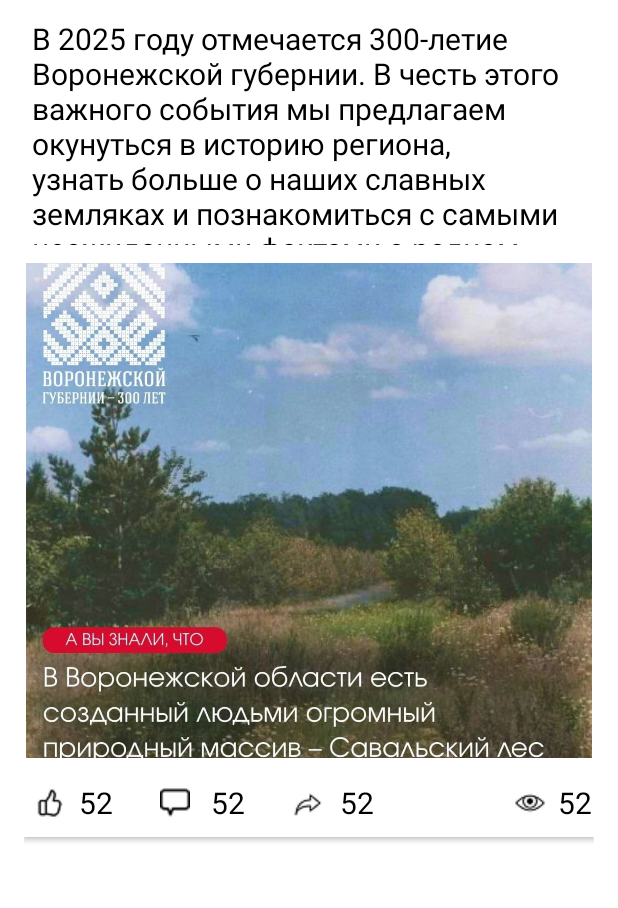
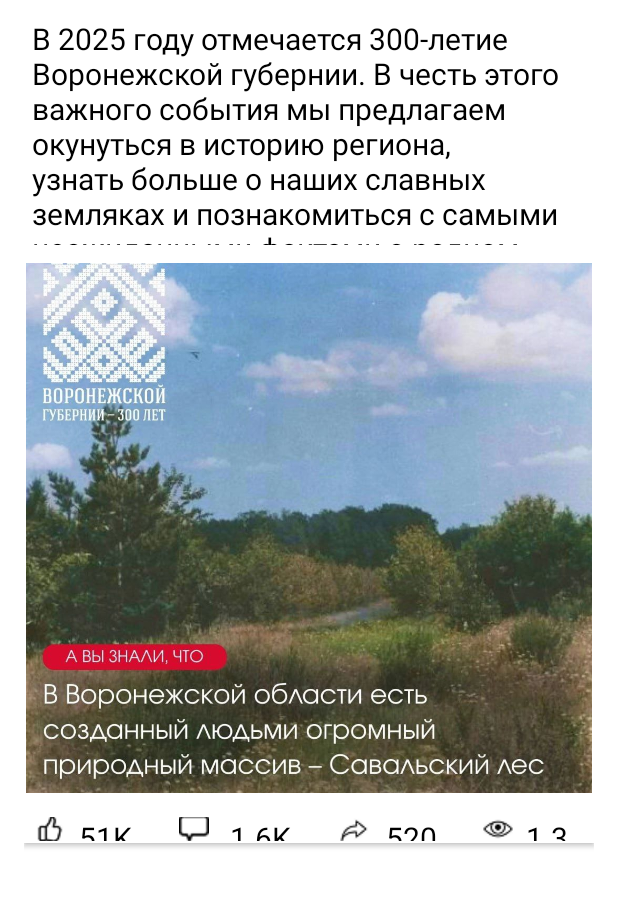
Before and after one commit to LiexeFace/123, an Android app: the screen it shows after launch (MainActivity2), on a phone screen of 412 x 824 dp, the part 243-1151 px from its top. Run offline under Robolectric (Android 15) with nearby library versions, the phone set to English and light mode, and no system bars.

Commit message:
Счетчик и клики

```diff
--- a/app/src/main/kotlin/ru/btpit/nmedia/MainActivity2.kt
+++ b/app/src/main/kotlin/ru/btpit/nmedia/MainActivity2.kt
@@ -4,11 +4,27 @@ import android.annotation.SuppressLint
 import android.os.Bundle
 import android.util.Log
 import android.view.View
+import android.widget.ImageButton
+import android.widget.TextView
 import androidx.appcompat.app.AppCompatActivity
 import androidx.core.view.ViewCompat
 import androidx.core.view.WindowInsetsCompat
+import ru.btpit.nmedia.R
 
 class MainActivity2 : AppCompatActivity() {
+    private var likeCount = 51999
+    private var commentCount = 1600
+    private var shareCount = 520
+    private var viewCount = 1300000
+    private var isLiked = false
+
+    private lateinit var likeButton: ImageButton
+    private lateinit var likeCountTextView: TextView
+    private lateinit var shareButton: ImageButton
+    private lateinit var shareCountTextView: TextView
+    private lateinit var viewCountTextView: TextView
+    private lateinit var commentCountTextView: TextView
+
     @SuppressLint("MissingInflatedId")
     override fun onCreate(savedInstanceState: Bundle?) {
         super.onCreate(savedInstanceState)
@@ -24,5 +40,78 @@ class MainActivity2 : AppCompatActivity() {
                 insets
             }
         }
+
+        likeButton = findViewById(R.id.like_button)
+        likeCountTextView = findViewById(R.id.like_count)
+        commentCountTextView = findViewById(R.id.comment_count)
+        shareButton = findViewById(R.id.share_button)
+        shareCountTextView = findViewById(R.id.share_count)
+        viewCountTextView = findViewById(R.id.view_count)
+
+        setupListeners()
+        updateUI()
+    }
+
+    private fun setupListeners() {
+        likeButton.setOnClickListener {
+            toggleLike()
+        }
+
+        shareButton.setOnClickListener {
+            shareCount++
+            updateUI()
+        }
+    }
+
+    private fun toggleLike() {
+        isLiked = !isLiked
+        if (isLiked) {
+            likeCount++
+            likeButton.setImageResource(R.drawable.likeactiv)
+        } else {
+            likeCount--
+            likeButton.setImageResource(R.drawable.like)
+        }
+        updateUI()
+    }
+
+    private fun updateUI() {
+        likeCountTextView.text = formatCount(likeCount)
+        commentCountTextView.text = formatCount(commentCount)
+        shareCountTextView.text = formatCount(shareCount)
+        viewCountTextView.text = formatCount(viewCount)
+    }
+
+    private fun formatCount(count: Int): String {
+        return when {
+            count >= 1_000_000 -> {
+                val millions = count / 1_000_000.0
+                if (millions % 1 == 0.0) {
+                    "${millions.toInt()}M"
+                } else {
+                    String.format("%.1fM", millions).replace(",", ".").trimEnd('0')
+                        .trimEnd('.')
+                }
+            }
+
+            count >= 10_000 -> {
+                if (count % 1000 == 0) {
+                    "${count / 1000}K"
+                } else {
+                    "${
+                        (count / 1000).toInt()
+                    }K"
+                }
+            }
+
+            count >= 1_100 -> {
+                String.format("%.1fK", count / 1000.0).replace(",", ".")
+            }
+
+            count >= 1_000 -> {
+                "1K"
+            }
+            else -> count.toString()
+        }
     }
 }
--- a/app/src/main/res/layout/activity_main2.xml
+++ b/app/src/main/res/layout/activity_main2.xml
@@ -10,7 +10,7 @@
 
     <LinearLayout
         android:layout_width="match_parent"
-        android:layout_height="704dp"
+        android:layout_height="708dp"
         android:layout_marginBottom="16dp"
         android:background="@android:color/white"
         android:elevation="2dp"
@@ -81,7 +81,7 @@
         <ImageView
             android:id="@+id/post_image"
             android:layout_width="match_parent"
-            android:layout_height="330dp"
+            android:layout_height="353dp"
             android:layout_marginBottom="8dp"
             android:scaleType="centerCrop"
             android:src="@drawable/novost"
```
Also changed, not shown: app/src/main/res/drawable/likeactiv.png (added).
